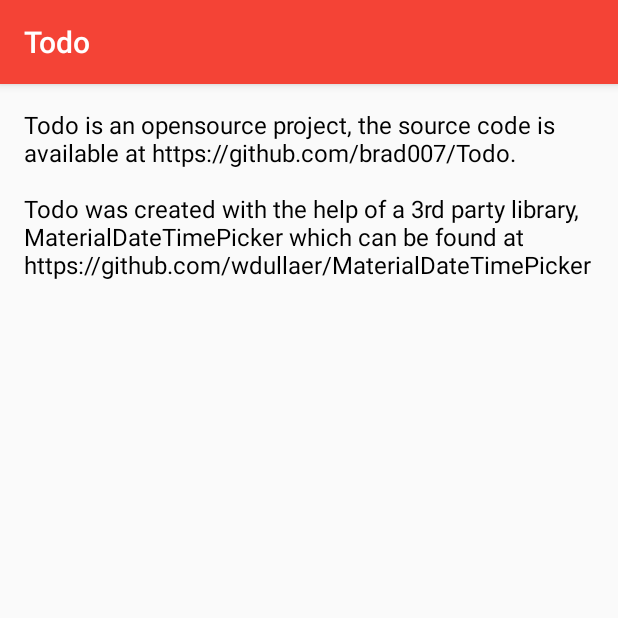
After one commit to brad007/Todo, an Android app: the AboutActivity screen opened directly, with no data from a screen before it, on a phone screen of 412 x 824 dp, the top half of it. The commit adds this screen. Run offline under Robolectric (Android 15) with nearby library versions, the phone set to English and light mode, and no system bars.

Commit message:
about screen

```diff
--- a/app/build.gradle
+++ b/app/build.gradle
@@ -28,5 +28,6 @@ dependencies {
     compile 'com.android.support:design:25.0.1'
     compile 'com.android.support:cardview-v7:25.0.1'
     compile 'com.wdullaer:materialdatetimepicker:2.3.0'
+    compile 'com.android.support.constraint:constraint-layout:1.0.0-alpha9'
     testCompile 'junit:junit:4.12'
 }
--- a/app/src/main/AndroidManifest.xml
+++ b/app/src/main/AndroidManifest.xml
@@ -37,6 +37,7 @@
             android:name=".services.AddTodoService"
             android:exported="false" />
 
+        <activity android:name=".ui.activities.AboutActivity"></activity>
     </application>
 
 </manifest>
--- a/app/src/main/java/com/software/fire/todo/database/TodoLoader.java
+++ b/app/src/main/java/com/software/fire/todo/database/TodoLoader.java
@@ -25,7 +25,7 @@ public class TodoLoader extends AsyncTaskLoader<Cursor> {
     public Cursor loadInBackground() {
         DBHelper helper = new DBHelper(this.getContext());
         SQLiteDatabase db = helper.getReadableDatabase();
-        Cursor todoCursor = db.rawQuery("SELECT * FROM todo", null);
+        Cursor todoCursor = db.rawQuery("SELECT * FROM todo ORDER BY " + DBHelper.KEY_TIME + " ASC", null);
         return  todoCursor;
     }
 }
--- /dev/null
+++ b/app/src/main/java/com/software/fire/todo/ui/activities/AboutActivity.java
@@ -0,0 +1,15 @@
+package com.software.fire.todo.ui.activities;
+
+import android.support.v7.app.AppCompatActivity;
+import android.os.Bundle;
+
+import com.software.fire.todo.R;
+
+public class AboutActivity extends AppCompatActivity {
+
+    @Override
+    protected void onCreate(Bundle savedInstanceState) {
+        super.onCreate(savedInstanceState);
+        setContentView(R.layout.activity_about);
+    }
+}
--- /dev/null
+++ b/app/src/main/res/layout/activity_about.xml
@@ -0,0 +1,27 @@
+<?xml version="1.0" encoding="utf-8"?>
+<android.support.constraint.ConstraintLayout xmlns:android="http://schemas.android.com/apk/res/android"
+    xmlns:app="http://schemas.android.com/apk/res-auto"
+    xmlns:tools="http://schemas.android.com/tools"
+    android:id="@+id/activity_about"
+    android:layout_width="match_parent"
+    android:layout_height="match_parent"
+    tools:context="com.software.fire.todo.ui.activities.AboutActivity">
+
+  <TextView
+      android:textSize="16sp"
+      android:textColor="@android:color/black"
+        android:id="@+id/textView"
+        android:layout_width="0dp"
+        android:layout_height="0dp"
+        android:text="@string/about"
+        android:layout_marginTop="16dp"
+        app:layout_constraintTop_toTopOf="parent"
+        android:layout_marginEnd="16dp"
+        app:layout_constraintRight_toRightOf="parent"
+        android:layout_marginRight="16dp"
+        android:layout_marginStart="16dp"
+        app:layout_constraintLeft_toLeftOf="parent"
+        android:layout_marginLeft="16dp"
+        app:layout_constraintBottom_toBottomOf="parent"
+        android:layout_marginBottom="16dp" />
+</android.support.constraint.ConstraintLayout>
--- a/app/src/main/res/menu/menu_main.xml
+++ b/app/src/main/res/menu/menu_main.xml
@@ -3,8 +3,8 @@
     xmlns:tools="http://schemas.android.com/tools"
     tools:context="com.software.fire.todo.ui.activities.MainActivity">
     <item
-        android:id="@+id/action_settings"
+        android:id="@+id/action_about"
         android:orderInCategory="100"
-        android:title="@string/action_settings"
+        android:title="About"
         app:showAsAction="never" />
 </menu>
--- a/app/src/main/res/values/strings.xml
+++ b/app/src/main/res/values/strings.xml
@@ -19,4 +19,5 @@
     </string>
     <string name="appwidget_text">EXAMPLE</string>
     <string name="add_widget">Add widget</string>
+    <string name="about">Todo is an opensource project, the source code is available at https://github.com/brad007/Todo.\n\nTodo was created with the help of a 3rd party library, MaterialDateTimePicker which can be found at https://github.com/wdullaer/MaterialDateTimePicker</string>
 </resources>
```
Also changed, not shown: app/src/main/java/com/software/fire/todo/ui/activities/AddToDoActivity.java (+10 -6 lines), app/src/main/java/com/software/fire/todo/ui/activities/MainActivity.java (+17 -0 lines).
